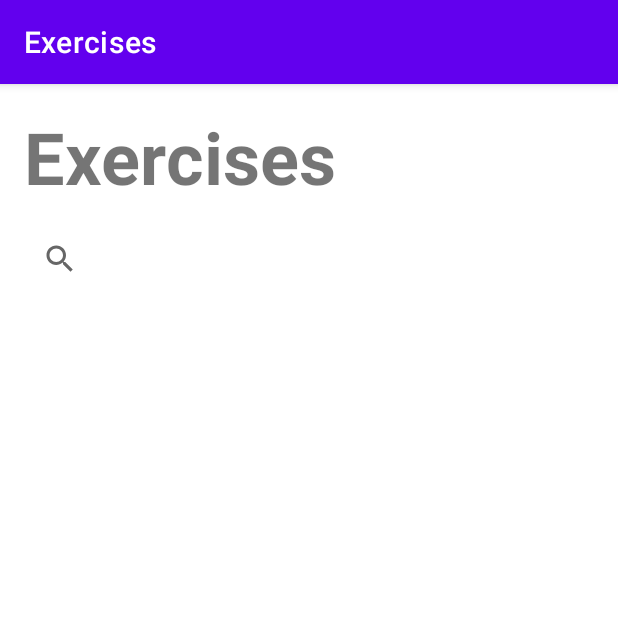
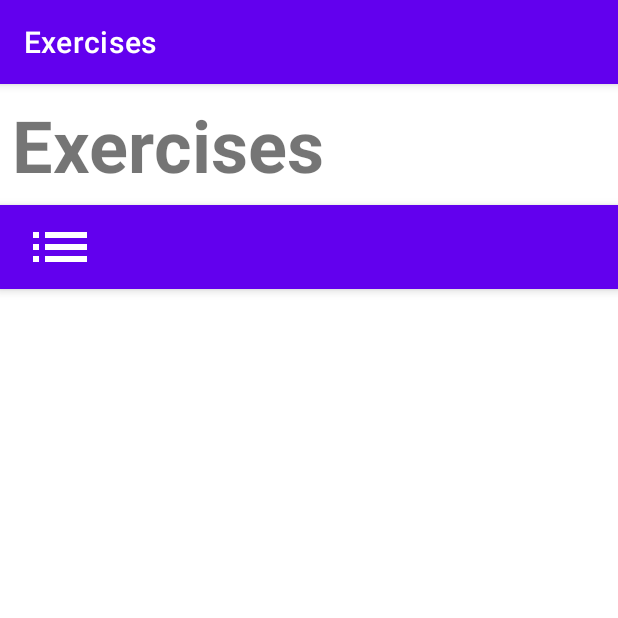
Before and after one commit to 21spo-mobile-project-g8/FitnessApp, an Android app: the ExercisesActivity screen opened directly, with no data from a screen before it, on a phone screen of 412 x 824 dp, the top half of it. Run offline under Robolectric (Android 15) with nearby library versions, the phone set to English and light mode, and no system bars; 2 statements that could not run were skipped.

Commit message:
menu aloitus

```diff
--- a/app/src/main/java/com/example/fitnessapp/api/ApiInterface.kt
+++ b/app/src/main/java/com/example/fitnessapp/api/ApiInterface.kt
@@ -3,9 +3,10 @@ package com.example.fitnessapp.api
 import retrofit2.Call
 import retrofit2.http.GET
 import retrofit2.http.Headers
+import retrofit2.http.Query
 
 interface ApiInterface {
     @Headers("X-Api-Key: " + "W3QAJsTRC9vBQ8Q4PGTi7wKEA4gQNHSOLcCmfDvu")
-    @GET("exercises?muscle=lats")
-    fun getData(): Call<DataModel>
+    @GET("exercises")
+    fun getData(@Query("muscle")muscle: String): Call<DataModel>
 }
--- a/app/src/main/res/layout/activity_exercise.xml
+++ b/app/src/main/res/layout/activity_exercise.xml
@@ -3,26 +3,42 @@
     xmlns:app="http://schemas.android.com/apk/res-auto"
     xmlns:tools="http://schemas.android.com/tools"
     android:layout_width="match_parent"
-    android:layout_height="match_parent"
-    tools:context=".exerciseApi.ExerciseActivity">
+    android:layout_height="match_parent">
 
-    <SearchView
-        android:id="@+id/svExercises"
-        android:queryHint="Enter a muscle group"
-        app:queryHint="@string/search_hint"
+    <androidx.appcompat.widget.Toolbar
+        android:id="@+id/tbMenu"
         android:layout_width="match_parent"
-        android:layout_height="40dp"
-        android:layout_marginStart="16dp"
-        android:layout_marginTop="16dp"
-        app:layout_constraintStart_toStartOf="parent"
-        app:layout_constraintTop_toBottomOf="@+id/textView" />
+        android:layout_height="?attr/actionBarSize"
+        android:layout_marginTop="8dp"
+        android:background="?attr/colorPrimary"
+        app:layout_constraintTop_toBottomOf="@id/textView"
+        app:titleTextColor="@color/white"
+        android:elevation="4dp"
+        android:theme="@style/ThemeOverlay.AppCompat.ActionBar">
+
+        <ImageButton
+            android:id="@+id/buMenu"
+            android:layout_width="48dp"
+            android:layout_height="48dp"
+            android:layout_marginEnd="16dp"
+            android:background="?attr/selectableItemBackgroundBorderless"
+            android:contentDescription="@string/menubutton"
+            android:padding="8dp"
+            android:src="@drawable/baseline_list_white_48"
+            app:layout_constraintBottom_toBottomOf="@+id/tbMenu"
+            app:layout_constraintEnd_toEndOf="@+id/tbMenu"
+            app:layout_constraintTop_toTopOf="@+id/tbMenu" />
+
+    </androidx.appcompat.widget.Toolbar>
+
+
 
     <TextView
         android:id="@+id/textView"
         android:layout_width="match_parent"
         android:layout_height="wrap_content"
-        android:layout_marginStart="16dp"
-        android:layout_marginTop="16dp"
+        android:layout_marginStart="8dp"
+        android:layout_marginTop="8dp"
         android:text="Exercises"
         android:textSize="48sp"
         android:textStyle="bold"
@@ -37,6 +53,6 @@
         android:layout_marginTop="8dp"
         app:layout_constraintEnd_toEndOf="parent"
         app:layout_constraintStart_toStartOf="parent"
-        app:layout_constraintTop_toBottomOf="@+id/svExercises" />
+        app:layout_constraintTop_toBottomOf="@id/tbMenu" />
 
 </androidx.constraintlayout.widget.ConstraintLayout>
--- /dev/null
+++ b/app/src/main/res/menu/muscle_menu.xml
@@ -0,0 +1,76 @@
+<menu xmlns:android="http://schemas.android.com/apk/res/android">
+
+    <item
+        android:id="@+id/muscle_menu"
+        android:title="Select Muscle">
+
+        <menu>
+
+            <item
+                android:id="@+id/abdominals_item"
+                android:title="abdominals" />
+
+            <item
+                android:id="@+id/abductors_item"
+                android:title="abductors" />
+
+            <item
+                android:id="@+id/adductors_item"
+                android:title="adductors" />
+
+            <item
+                android:id="@+id/biceps_item"
+                android:title="biceps" />
+
+            <item
+                android:id="@+id/calves_item"
+                android:title="calves" />
+
+            <item
+                android:id="@+id/chest_item"
+                android:title="chest" />
+
+            <item
+                android:id="@+id/forearms_item"
+                android:title="forearms" />
+
+            <item
+                android:id="@+id/glutes_item"
+                android:title="glutes" />
+
+            <item
+                android:id="@+id/hamstrings_item"
+                android:title="hamstrings" />
+
+            <item
+                android:id="@+id/lats_item"
+                android:title="lats" />
+
+            <item
+                android:id="@+id/lower_back_item"
+                android:title="lower_back" />
+
+            <item
+                android:id="@+id/middle_back_item"
+                android:title="middle_back" />
+
+            <item
+                android:id="@+id/neck_item"
+                android:title="neck" />
+
+            <item
+                android:id="@+id/quadriceps_item"
+                android:title="quadriceps" />
+
+            <item
+                android:id="@+id/traps_item"
+                android:title="traps" />
+
+            <item
+                android:id="@+id/triceps_item"
+                android:title="triceps" />
+
+
+        </menu>
+    </item>
+</menu>
--- a/app/src/main/res/values/strings.xml
+++ b/app/src/main/res/values/strings.xml
@@ -41,4 +41,6 @@
     <string name="search_hint">search_hint</string>
     <string name="calculate">Calculate</string>
     <string name="calories">Total Daily Energy Expenditure</string>
+    <string name="search_exercises_by_muscle">Search exercises by muscle...</string>
+    <string name="menubutton">menubutton</string>
 </resources>
--- a/app/src/main/res/values/styles.xml
+++ b/app/src/main/res/values/styles.xml
@@ -1,6 +1,7 @@
 <?xml version="1.0" encoding="utf-8"?>
 <resources>
     <style name="AppTheme" parent="Theme.AppCompat.DayNight.DarkActionBar">
+        <item name="windowActionBar">false</item>
 
     </style>
 
```
Also changed, not shown: app/src/main/java/com/example/fitnessapp/api/ExercisesActivity.kt (+104 -28 lines), app/src/main/res/drawable-xxxhdpi/baseline_list_white_18.png (added), app/src/main/res/drawable-xxxhdpi/baseline_list_white_48.png (added).
